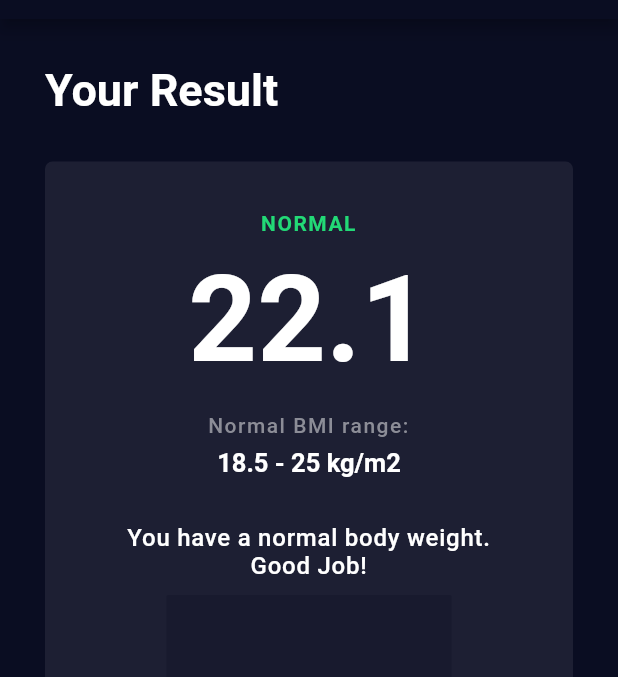
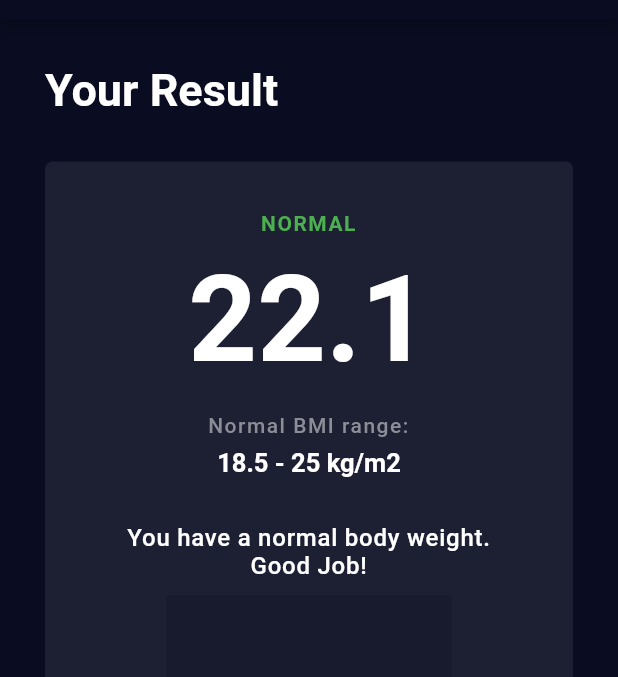
Before and after one commit to zeeshi2k1/bmi_calculator, a Flutter app: the screen it shows after launch, after a tap on "CALCULATE YOUR BMI", on a phone screen of 412 x 824 dp, the part 65-742 px from its top. Run offline on Flutter 3.47's test engine with Material 2 defaults, Android fonts, the phone set to English and light mode, and no system bars.

Commit message:
Initiat commit

```diff
--- a/lib/constants.dart
+++ b/lib/constants.dart
@@ -23,3 +23,81 @@ const kTitleStyle = TextStyle(
 const kValueStyle = TextStyle(
   fontWeight: FontWeight.bold,
   fontSize: 40,);
+
+
+class kCalButton extends StatefulWidget {
+
+  kCalButton({required this.title, required this.onPressed});
+
+  final String title;
+  final Function onPressed;
+
+  @override
+  State<kCalButton> createState() => _kCalButtonState(title: title, onPressed: onPressed);
+}
+
+class _kCalButtonState extends State<kCalButton> {
+  _kCalButtonState({required this.title, required this.onPressed});
+
+  final String title;
+  final Function onPressed;
+
+  @override
+  Widget build(BuildContext context) {
+    return GestureDetector(
+      onTap: () {
+      setState(() {
+        onPressed();
+      });
+      },
+      child: Container(
+        color: kPinkColor,
+        margin: EdgeInsets.only(top: 15),
+        height: 50,
+        width: double.infinity,
+        child: Center(
+          child: Text(
+            title,
+            style: TextStyle(
+              color: Colors.white,
+              letterSpacing: 2,
+            ),
+          ),
+        ),
+      ),
+    );
+  }
+}
+
+
+
+// setState(() {
+// double heightmeter = height/100;
+// bmi = weight / (heightmeter * heightmeter);
+// Navigator.pushNamed(context, '/result');
+// });
+//
+// GestureDetector(
+// onTap: () {
+// setState(() {
+// double heightmeter = height/100;
+// bmi = weight / (heightmeter * heightmeter);
+// Navigator.pushNamed(context, '/result');
+// });
+// },
+// child: Container(
+// color: kPinkColor,
+// margin: EdgeInsets.only(top: 15),
+// height: 50,
+// width: double.infinity,
+// child: Center(
+// child: Text(
+// "CALCULATE YOUR BMI",
+// style: TextStyle(
+// color: Colors.white,
+// letterSpacing: 2,
+// ),
+// ),
+// ),
+// ),
+// ),
--- a/lib/input_page.dart
+++ b/lib/input_page.dart
@@ -149,29 +149,13 @@ class _InputPageState extends State<InputPage> {
               ],
             ),
           ),
-          GestureDetector(
-            onTap: () {
-              setState(() {
-                double heightmeter = height/100;
+          kCalButton(
+              title: "CALCULATE YOUR BMI",
+              onPressed: () {
+                double heightmeter = height / 100;
                 bmi = weight / (heightmeter * heightmeter);
                 Navigator.pushNamed(context, '/result');
-              });
-            },
-            child: Container(
-              color: kPinkColor,
-              margin: EdgeInsets.only(top: 15),
-              height: 50,
-              width: double.infinity,
-              child: Center(
-                child: Text(
-                  "CALCULATE YOUR BMI",
-                  style: TextStyle(
-                    color: Colors.white,
-                    letterSpacing: 2,
-                  ),
-                ),
-              ),
-            ),
+              }
           ),
         ],
       ),
--- a/lib/output_page.dart
+++ b/lib/output_page.dart
@@ -7,6 +7,86 @@ class OutputPage extends StatefulWidget {
 }
 
 class _OutputPageState extends State<OutputPage> {
+
+  String status = "NORMAL";
+  String range = "18.5 - 25 kg/m2";
+  String remarks = "You have a normal body weight. Good Job!";
+  Color statusColor = Colors.green;
+  int state = 1;
+
+
+  void checkBMI(){
+    if(age >= 18){
+      range = "18.5 - 25 kg/m2";
+
+      if (bmi < 18.5){
+        status = "UNDERWEIGHT";
+        remarks =  "You are underweight. Please consult a healthcare professional for guidance.";
+        statusColor = Colors.blue;
+      }
+      else if (bmi >= 18.5 && bmi <= 24.9){
+        status = "NORMAL";
+        remarks = "You have a normal body weight. Good Job!";
+        statusColor = Color(0xFF22D976);
+      }
+      else if (bmi >= 25 && bmi <= 29.9){
+        status = "OVERWEIGHT";
+        remarks =  "You are overweight. Consider making healthy lifestyle changes.";
+        statusColor = Colors.yellow;
+      }
+      else if (bmi >= 30 && bmi <= 34.9){
+        status = "OBESITY (CLASS I)";
+        remarks = "You have obesity (Class I). It's important to focus on improving your health.";
+        statusColor = Colors.orange;
+      }
+      else if (bmi >= 35 && bmi <= 39.9){
+        status = "OBESITY (CLASS II)";
+        remarks = "You have severe obesity (Class II). Seek medical advice for a healthier lifestyle.";
+        statusColor = Color(0xFFFF6600);
+      }
+      else if (bmi >= 40){
+        status = "OBESITY (CLASS III)";
+        remarks = "You have extreme obesity (Class III). Immediate medical attention is recommended.";
+        statusColor = Colors.red;
+      }
+    }
+    else if(age < 18){
+      range = "18.5 - 25 kg/m2";
+
+      if (bmi < 18.5){
+        status = "UNDERWEIGHT";
+        remarks =  "You are underweight. Please consult a healthcare professional for guidance.";
+        statusColor = Colors.blue;
+      }
+      else if (bmi >= 18.5 && bmi <= 24.9){
+        status = "NORMAL";
+        remarks = "You have a normal body weight. Good Job!";
+        statusColor = Color(0xFF22D976);
+      }
+      else if (bmi >= 25 && bmi <= 29.9){
+        status = "OVERWEIGHT";
+        remarks =  "You are overweight. Consider making healthy lifestyle changes.";
+        statusColor = Colors.yellow;
+      }
+      else if (bmi >= 30 && bmi <= 34.9){
+        status = "OBESITY (CLASS I)";
+        remarks = "You have obesity (Class I). It's important to focus on improving your health.";
+        statusColor = Colors.orange;
+      }
+      else if (bmi >= 35 && bmi <= 39.9){
+        status = "OBESITY (CLASS II)";
+        remarks = "You have severe obesity (Class II). Seek medical advice for a healthier lifestyle.";
+        statusColor = Color(0xFFFF6600);
+      }
+      else if (bmi >= 40){
+        status = "OBESITY (CLASS III)";
+        remarks = "You have extreme obesity (Class III). Immediate medical attention is recommended.";
+        statusColor = Colors.red;
+      }
+    }
+  }
+
+
   @override
   Widget build(BuildContext context) {
     return Scaffold(
@@ -48,11 +128,11 @@ class _OutputPageState extends State<OutputPage> {
                 child: Column(
                   children: <Widget>[
                     Text(
-                      "NORMAL",
+                      status,
                       textAlign: TextAlign.center,
                       style: TextStyle(
                         fontWeight: FontWeight.bold,
-                        color: Color(0xFF22D976),
+                        color: statusColor,
                         fontSize: 14,
                         letterSpacing: 1,
                       ),
@@ -85,7 +165,7 @@ class _OutputPageState extends State<OutputPage> {
                       height: 7,
                     ),
                     Text(
-                      "18.5 - 25 kg/m2",
+                      range,
                       textAlign: TextAlign.center,
                       style: TextStyle(
                         fontWeight: FontWeight.bold,
@@ -96,7 +176,7 @@ class _OutputPageState extends State<OutputPage> {
                       height: 30,
                     ),
                     Text(
-                      "You have a normal body weight. Good Job!",
+                      remarks,
                       textAlign: TextAlign.center,
                       style: TextStyle(
                         fontWeight: FontWeight.w500,
@@ -131,20 +211,11 @@ class _OutputPageState extends State<OutputPage> {
               ),
             ),
           ),
-          Container(
-            color: kPinkColor,
-            margin: EdgeInsets.only(top: 15),
-            height: 50,
-            width: double.infinity,
-            child: Center(
-              child: Text(
-                "RE-CALCULATE YOUR BMI",
-                style: TextStyle(
-                  color: Colors.white,
-                  letterSpacing: 2,
-                ),
-              ),
-            ),
+          kCalButton(
+              title: "RE-CALCULATE YOUR BMI",
+              onPressed: () {
+                Navigator.pop(context);
+              }
           ),
         ],
       ),
```
